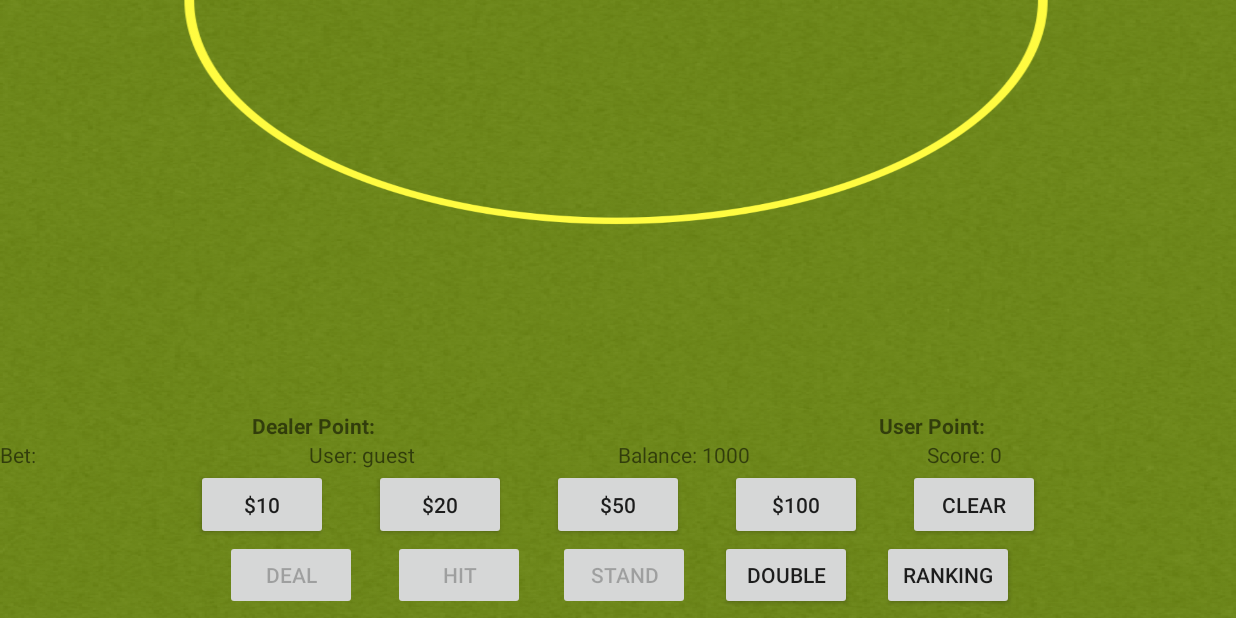
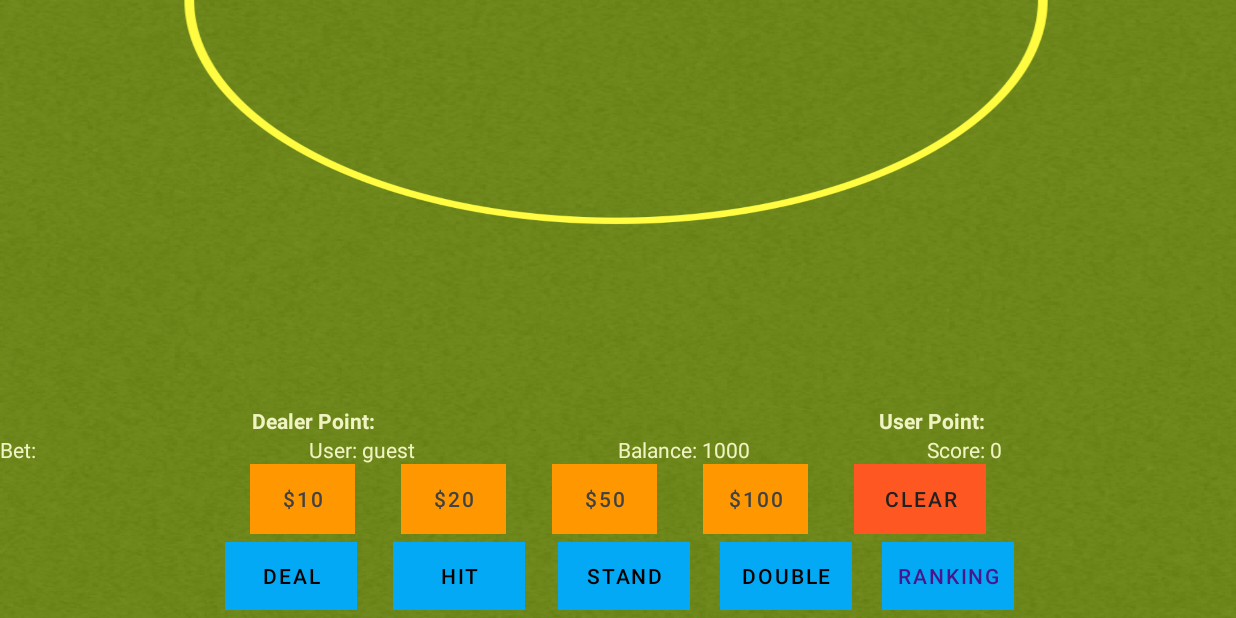
Before and after one commit to YiWeiShen/Group2_Blackjack, an Android app: the screen it shows after launch (GameActivity), after a tap on "PLAY AS A GUEST", on a phone screen of 824 x 412 dp (held sideways). Run offline under Robolectric (Android 15) with nearby library versions, the phone set to English and light mode, and no system bars.

Commit message:
fix warnings

```diff
--- a/app/src/main/res/layout/activity_game.xml
+++ b/app/src/main/res/layout/activity_game.xml
@@ -21,7 +21,7 @@
             android:layout_height="wrap_content"
             android:layout_weight="1"
             android:gravity="center"
-            android:textSize="10sp"
+            android:textSize="14sp"
             android:textStyle="bold"
             tools:ignore="NestedWeights" />
     </LinearLayout>
@@ -38,15 +38,17 @@
             android:layout_width="0dp"
             android:layout_height="wrap_content"
             android:layout_weight="1"
+            android:contentDescription="@string/contentDescription_ai_card4"
             android:padding="3dp"
-            tools:srcCompat="@tools:sample/avatars"
-            tools:ignore="NestedWeights" />
+            tools:ignore="NestedWeights"
+            tools:srcCompat="@tools:sample/avatars" />
 
         <ImageView
             android:id="@+id/dealer_card2"
             android:layout_width="0dp"
             android:layout_height="wrap_content"
             android:layout_weight="1"
+            android:contentDescription="@string/contentDescription_ai_card2"
             android:padding="3dp"
             tools:srcCompat="@tools:sample/avatars" />
 
@@ -55,7 +57,9 @@
             android:layout_width="0dp"
             android:layout_height="wrap_content"
             android:layout_weight="1"
+            android:contentDescription="@string/contentDescription_ai_card1"
             android:padding="3dp"
+            tools:ignore="ImageContrastCheck"
             tools:srcCompat="@tools:sample/avatars" />
 
         <ImageView
@@ -63,6 +67,7 @@
             android:layout_width="0dp"
             android:layout_height="wrap_content"
             android:layout_weight="1"
+            android:contentDescription="@string/contentDescription_ai_card3"
             android:padding="3dp"
             tools:srcCompat="@tools:sample/avatars" />
 
@@ -71,6 +76,7 @@
             android:layout_width="0dp"
             android:layout_height="wrap_content"
             android:layout_weight="1"
+            android:contentDescription="@string/contentDescription_ai_card5"
             android:padding="3dp"
             tools:srcCompat="@tools:sample/avatars" />
 
@@ -88,15 +94,17 @@
             android:layout_width="0dp"
             android:layout_height="wrap_content"
             android:layout_weight="1"
+            android:contentDescription="@string/contentDescription_user_card4"
             android:padding="3dp"
-            tools:srcCompat="@tools:sample/avatars"
-            tools:ignore="NestedWeights" />
+            tools:ignore="NestedWeights,ImageContrastCheck"
+            tools:srcCompat="@tools:sample/avatars" />
 
         <ImageView
             android:id="@+id/player_card2"
             android:layout_width="0dp"
             android:layout_height="wrap_content"
             android:layout_weight="1"
+            android:contentDescription="@string/contentDescription_ai_card2"
             android:padding="3dp"
             tools:srcCompat="@tools:sample/avatars" />
 
@@ -105,6 +113,8 @@
             android:layout_width="0dp"
             android:layout_height="wrap_content"
             android:layout_weight="1"
+            android:contentDescription="@string/contentDescription_user_card1"
+            tools:ignore="ImageContrastCheck"
             tools:srcCompat="@tools:sample/avatars" />
 
         <ImageView
@@ -112,7 +122,9 @@
             android:layout_width="0dp"
             android:layout_height="wrap_content"
             android:layout_weight="1"
+            android:contentDescription="@string/contentDescription_ai_card3"
             android:padding="3dp"
+            tools:ignore="ImageContrastCheck"
             tools:srcCompat="@tools:sample/avatars" />
 
         <ImageView
@@ -120,7 +132,9 @@
             android:layout_width="0dp"
             android:layout_height="wrap_content"
             android:layout_weight="1"
+            android:contentDescription="@string/contentDescription_user_card5"
             android:padding="3dp"
+            tools:ignore="ImageContrastCheck"
             tools:srcCompat="@tools:sample/avatars" />
     </LinearLayout>
 
@@ -142,6 +156,7 @@
                 android:layout_weight="1"
                 android:gravity="center"
                 android:text="@string/dealPoint"
+                android:textColor="#F0F4C3"
                 android:textStyle="bold" />
 
             <TextView
@@ -151,6 +166,7 @@
                 android:layout_weight="1"
                 android:gravity="center"
                 android:text="@string/userPoint"
+                android:textColor="#F0F4C3"
                 android:textStyle="bold" />
         </LinearLayout>
 
@@ -164,7 +180,8 @@
                 android:layout_width="0dp"
                 android:layout_height="wrap_content"
                 android:layout_weight="1"
-                android:text="@string/bet" />
+                android:text="@string/bet"
+                android:textColor="#F0F4C3" />
 
             <TextView
                 android:id="@+id/username_ingame"
@@ -172,6 +189,7 @@
                 android:layout_height="wrap_content"
                 android:layout_weight="1"
                 android:text="@string/player"
+                android:textColor="#F0F4C3"
                 android:textSize="14sp" />
 
             <TextView
@@ -180,6 +198,7 @@
                 android:layout_height="wrap_content"
                 android:layout_weight="1"
                 android:text="@string/Balance"
+                android:textColor="#F0F4C3"
                 android:textSize="14sp" />
 
             <TextView
@@ -188,6 +207,7 @@
                 android:layout_height="wrap_content"
                 android:layout_weight="1"
                 android:text="@string/Score"
+                android:textColor="#F0F4C3"
                 android:textSize="14sp" />
 
         </LinearLayout>
@@ -202,45 +222,60 @@
 
             <Button
                 android:id="@+id/coin_10"
-                android:layout_width="wrap_content"
+                android:layout_width="70dp"
                 android:layout_height="wrap_content"
                 android:layout_marginLeft="15dp"
                 android:layout_marginRight="15dp"
+                android:background="#FF9800"
                 android:soundEffectsEnabled="false"
                 android:text="@string/coin_10"
-                app:backgroundTint="#FF9800" />
+                android:textColor="#424242"
+                app:backgroundTint="#FF9800"
+                tools:ignore="TouchTargetSizeCheck"
+                style="?android:attr/buttonBarButtonStyle" />
 
             <Button
                 android:id="@+id/coin_20"
-                android:layout_width="wrap_content"
+                android:layout_width="70dp"
                 android:layout_height="wrap_content"
                 android:layout_marginLeft="15dp"
                 android:layout_marginRight="15dp"
+                android:background="#FF9800"
                 android:soundEffectsEnabled="false"
                 android:text="@string/coin_20"
-                app:backgroundTint="#FF9800" />
+                android:textColor="#424242"
+                app:backgroundTint="#FF9800"
+                tools:ignore="TouchTargetSizeCheck"
+                style="?android:attr/buttonBarButtonStyle" />
 
             <Button
                 android:id="@+id/coin_50"
-                android:layout_width="wrap_content"
+                android:layout_width="70dp"
                 android:layout_height="wrap_content"
                 android:layout_marginLeft="15dp"
                 android:layout_marginRight="15dp"
+                android:background="#FF9800"
                 android:soundEffectsEnabled="false"
                 android:text="@string/coin_50"
-                app:backgroundTint="#FF9800" />
+                android:textColor="#424242"
+                app:backgroundTint="#FF9800"
+                tools:ignore="TouchTargetSizeCheck"
+                style="?android:attr/buttonBarButtonStyle" />
 
             <Button
                 android:id="@+id/coin_100"
-                android:layout_width="wrap_content"
+                android:layout_width="70dp"
                 android:layout_height="wrap_content"
                 android:layout_marginLeft="15dp"
                 android:layout_marginRight="15dp"
                 android:layout_weight="1"
+                android:background="#FF9800"
                 android:soundEffectsEnabled="false"
                 android:text="@string/coin_100"
+                android:textColor="#424242"
                 app:backgroundTint="#FF9800"
-                tools:ignore="NestedWeights" />
+                tools:ignore="NestedWeights,TouchTargetSizeCheck"
+                style="?android:attr/buttonBarButtonStyle" />
 
             <Button
                 android:id="@+id/btn_clear"
@@ -249,8 +284,12 @@
                 android:layout_marginLeft="15dp"
                 android:layout_marginRight="15dp"
                 android:layout_weight="1"
+                android:background="#FF5722"
                 android:text="@string/btn_clear"
-                app:backgroundTint="#FF5722" />
+                android:textColor="#212121"
+                app:backgroundTint="#FF5722"
+                tools:ignore="TouchTargetSizeCheck"
+                style="?android:attr/buttonBarButtonStyle" />
 
         </LinearLayout>
 
@@ -266,56 +305,83 @@
                 android:layout_width="wrap_content"
                 android:layout_height="wrap_content"
                 android:layout_marginLeft="12dp"
+                android:layout_marginTop="5dp"
                 android:layout_marginRight="12dp"
                 android:layout_marginBottom="5dp"
                 android:layout_weight="1"
+                android:background="#03A9F4"
                 android:clickable="false"
                 android:text="@string/btn_deal"
-                app:backgroundTint="#03A9F4" />
+                android:textColor="@color/black"
+                app:backgroundTint="#03A9F4"
+                style="?android:attr/buttonBarButtonStyle" />
 
             <Button
                 android:id="@+id/btn_hit"
                 android:layout_width="wrap_content"
                 android:layout_height="wrap_content"
                 android:layout_marginLeft="12dp"
+                android:layout_marginTop="5dp"
                 android:layout_marginRight="12dp"
                 android:layout_marginBottom="5dp"
                 android:layout_weight="1"
+                android:background="#03A9F4"
+                android:minHeight="48dp"
                 android:text="@string/btn_hit"
-                app:backgroundTint="#03A9F4" />
+                android:textColor="@color/black"
+                app:backgroundTint="#03A9F4"
+                tools:ignore="TouchTargetSizeCheck"
+                style="?android:attr/buttonBarButtonStyle" />
 
             <Button
                 android:id="@+id/btn_stand"
                 android:layout_width="wrap_content"
                 android:layout_height="wrap_content"
                 android:layout_marginLeft="10dp"
+                android:layout_marginTop="5dp"
                 android:layout_marginRight="10dp"
                 android:layout_marginBottom="5dp"
                 android:layout_weight="1"
+                android:background="#03A9F4"
+                android:minHeight="48dp"
                 android:text="@string/btn_stand"
-                app:backgroundTint="#03A9F4" />
+                android:textColor="@color/black"
+                app:backgroundTint="#03A9F4"
+                tools:ignore="TouchTargetSizeCheck"
+                style="?android:attr/buttonBarButtonStyle" />
 
             <Button
                 android:id="@+id/btn_double"
                 android:layout_width="wrap_content"
                 android:layout_height="wrap_content"
                 android:layout_marginLeft="10dp"
+                android:layout_marginTop="5dp"
                 android:layout_marginRight="10dp"
                 android:layout_marginBottom="5dp"
                 android:layout_weight="1"
+                android:background="#03A9F4"
+                android:minHeight="48dp"
                 android:text="@string/btn_double"
-                app:backgroundTint="#03A9F4" />
+                android:textColor="@color/black"
+                app:backgroundTint="#03A9F4"
+                tools:ignore="TouchTargetSizeCheck"
+                style="?android:attr/buttonBarButtonStyle" />
 
             <Button
                 android:id="@+id/btn_ranking"
                 android:layout_width="wrap_content"
                 android:layout_height="wrap_content"
                 android:layout_marginLeft="10dp"
+                android:layout_marginTop="5dp"
                 android:layout_marginRight="10dp"
                 android:layout_marginBottom="5dp"
                 android:layout_weight="1"
+                android:background="#03A9F4"
                 android:text="@string/btn_ranking"
-                app:backgroundTint="#03A9F4" />
+                android:textColor="#4A148C"
+                app:backgroundTint="#03A9F4"
+                tools:ignore="TouchTargetSizeCheck"
+                style="?android:attr/buttonBarButtonStyle" />
         </LinearLayout>
     </LinearLayout>
 
--- a/app/src/main/res/values/strings.xml
+++ b/app/src/main/res/values/strings.xml
@@ -37,4 +37,14 @@
     <string name="dealPoint">Dealer Point: </string>
     <string name="userPoint">User Point: </string>
     <string name="dealer">Dealer</string>
+    <string name="contentDescription_ai_card1">ai_card1</string>
+    <string name="contentDescription_ai_card2">ai_card2</string>
+    <string name="contentDescription_ai_card3">ai_card3</string>
+    <string name="contentDescription_ai_card4">ai_card4</string>
+    <string name="contentDescription_ai_card5">ai_card5</string>
+    <string name="contentDescription_user_card1">user_card1</string>
+    <string name="contentDescription_user_card2">user_card2</string>
+    <string name="contentDescription_user_card3">user_card3</string>
+    <string name="contentDescription_user_card4">user_card4</string>
+    <string name="contentDescription_user_card5">user_card5</string>
 </resources>
```
Also changed, not shown: app/src/main/java/com/example/group2_blackjack/GameActivity.java (+33 -54 lines).
